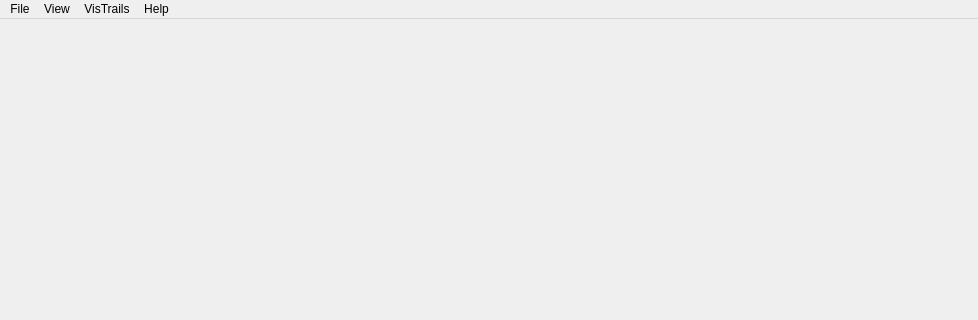
Qt form vistrails/gui/uvcdat/mainwindow.ui (CDAT/VisTrails) before a commit; both pictures show x 0 to 978 and y 0 to 320 of the 978 by 936 pixel window.
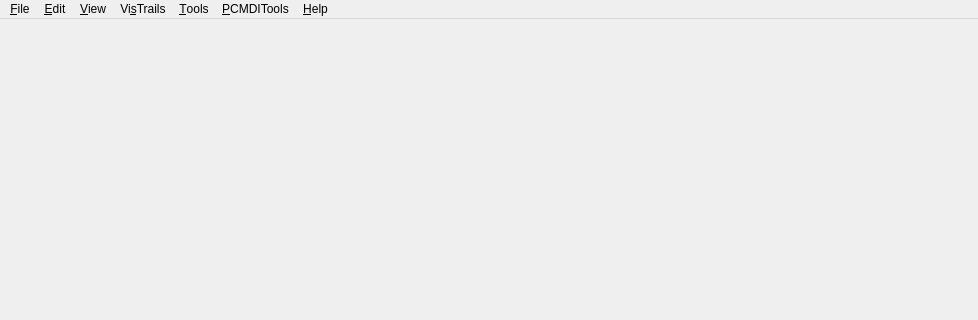
The same form after that commit. Icons and pictures are not drawn.

Commit message: <bugfix>File menu option</bugfix>

What changed in the file:
```diff
--- a/vistrails/gui/uvcdat/mainwindow.ui
+++ b/vistrails/gui/uvcdat/mainwindow.ui
@@ -29,33 +29,50 @@
      <x>0</x>
      <y>0</y>
      <width>978</width>
-     <height>22</height>
+     <height>27</height>
     </rect>
    </property>
    <widget class="QMenu" name="menuFile">
     <property name="title">
-     <string>File</string>
+     <string>&amp;File</string>
     </property>
-    <addaction name="separator"/>
+   </widget>
+   <widget class="QMenu" name="menuEdit">
+    <property name="title">
+     <string>&amp;Edit</string>
+    </property>
    </widget>
    <widget class="QMenu" name="menuView">
     <property name="title">
-     <string>View</string>
+     <string>&amp;View</string>
     </property>
    </widget>
-   <widget class="QMenu" name="menuVistrails">
+   <widget class="QMenu" name="menuVisTrails">
     <property name="title">
-     <string>VisTrails</string>
+     <string>Vi&amp;sTrails</string>
+    </property>
+   </widget>
+   <widget class="QMenu" name="menuTools">
+    <property name="title">
+     <string>&amp;Tools</string>
+    </property>
+   </widget>
+   <widget class="QMenu" name="menuPCMDITools">
+    <property name="title">
+     <string>&amp;PCMDITools</string>
     </property>
    </widget>
    <widget class="QMenu" name="menuHelp">
     <property name="title">
-     <string>Help</string>
+     <string>&amp;Help</string>
     </property>
    </widget>
    <addaction name="menuFile"/>
+   <addaction name="menuEdit"/>
    <addaction name="menuView"/>
-   <addaction name="menuVistrails"/>
+   <addaction name="menuVisTrails"/>
+   <addaction name="menuTools"/>
+   <addaction name="menuPCMDITools"/>
    <addaction name="menuHelp"/>
   </widget>
   <widget class="QStatusBar" name="statusbar"/>
```
The commit also changes 3 other files.
